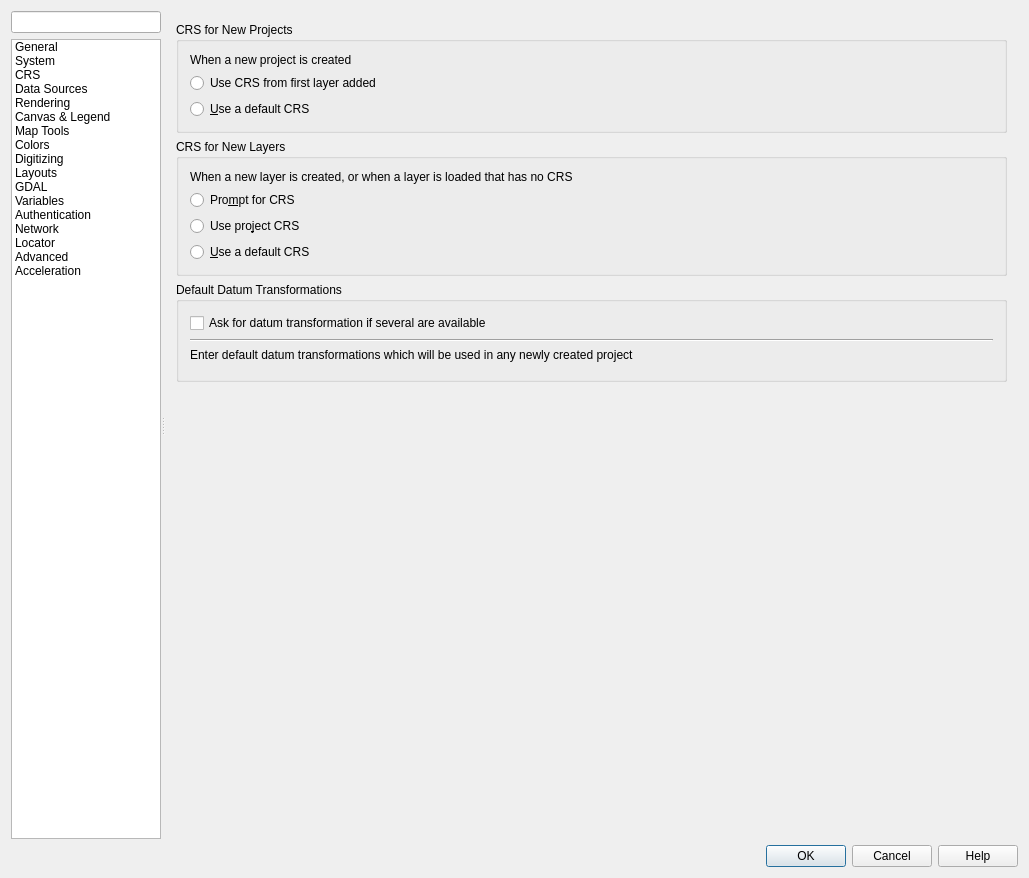
This is src/ui/qgsoptionsbase.ui in qgis/QGIS as Qt 5 draws it before an edit. The edited form follows.
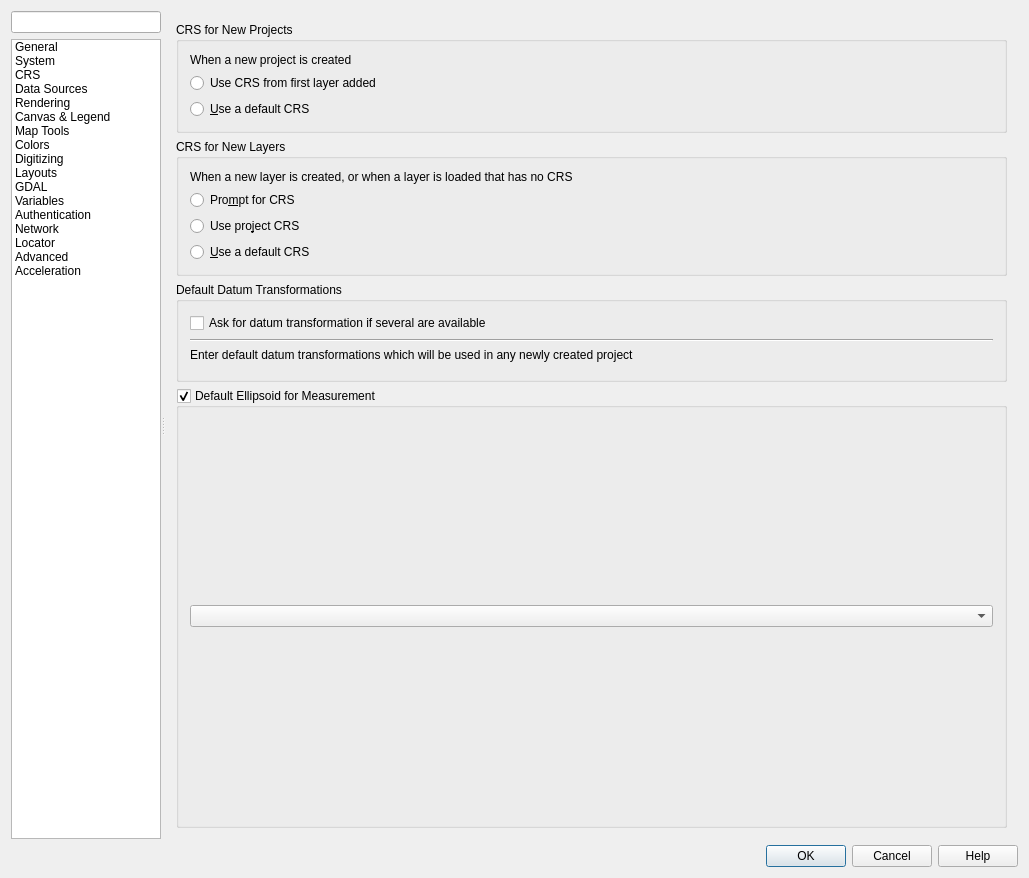
This is the edited form. The open tabs and pages were chosen to show the change. Icons and pictures are not drawn. Custom widgets are drawn as their Qt base class.

Commit message: Allow manually specifying ellipsoid for new projects

```diff
--- a/src/ui/qgsoptionsbase.ui
+++ b/src/ui/qgsoptionsbase.ui
@@ -1793,6 +1793,24 @@
                  </layout>
                 </widget>
                </item>
+               <item row="5" column="0">
+                <widget class="QGroupBox" name="mOverrideDefaultEllipsoid">
+                 <property name="toolTip">
+                  <string>If the default ellipsoid is disabled, the project will take the ellipsoid imposed by the project CRS.</string>
+                 </property>
+                 <property name="title">
+                  <string>Default Ellipsoid for Measurement</string>
+                 </property>
+                 <property name="checkable">
+                  <bool>true</bool>
+                 </property>
+                 <layout class="QGridLayout" name="gridLayout_30">
+                  <item row="0" column="0">
+                   <widget class="QComboBox" name="mEllipsoidComboBox"/>
+                  </item>
+                 </layout>
+                </widget>
+               </item>
               </layout>
              </widget>
             </widget>
```
The commit also changes 5 other files.
